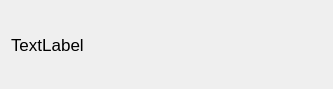
Old version of the form alert.ui in the repository Phillss/SAR-zkjr.
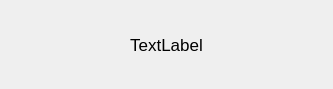
New version of the form.

```diff
--- a/alert.ui
+++ b/alert.ui
@@ -24,6 +24,9 @@
      <property name="text">
       <string>TextLabel</string>
      </property>
+     <property name="alignment">
+      <set>Qt::AlignCenter</set>
+     </property>
     </widget>
    </item>
   </layout>
```
